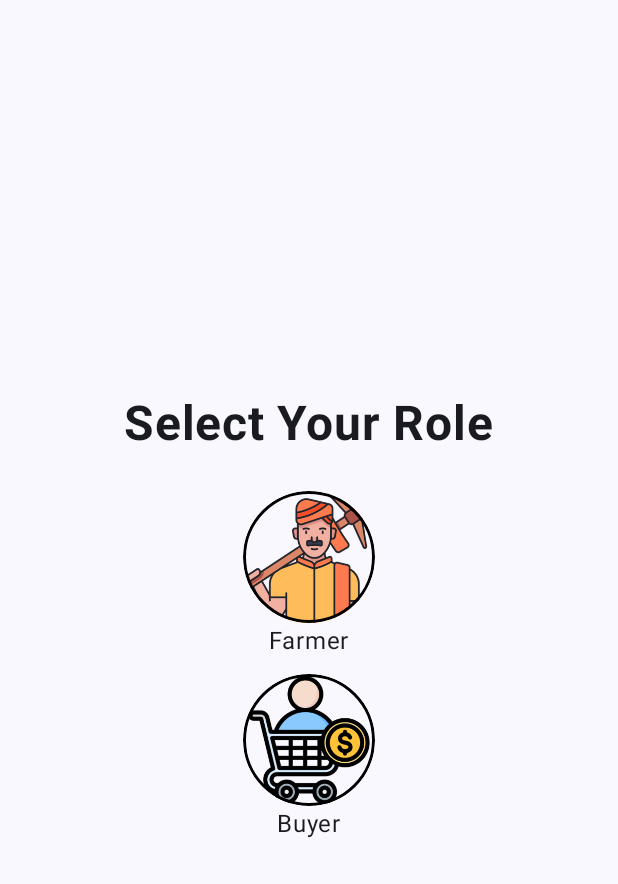
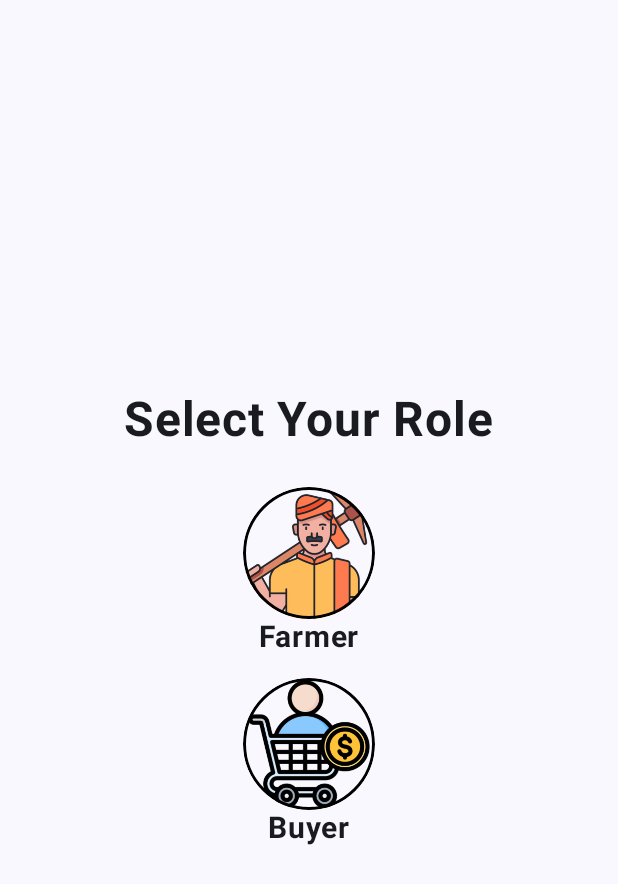
Before and after one commit to Gopal0Gupta/FarmLink, an Android app built with Jetpack Compose: the RoleScreen screen opened through its navigation route, on a phone screen of 412 x 824 dp. Shown: the top 884 px of the screen. Run offline under Robolectric (Android 15) with nearby library versions, the phone set to English and light mode, and no system bars; our stand-ins replace Firebase (no records; nobody signed in at launch, a user with empty details on screens opened directly), livedata-compose.

```diff
--- a/app/src/main/java/com/doraemon/farmlink/Screens/RoleScreen.kt
+++ b/app/src/main/java/com/doraemon/farmlink/Screens/RoleScreen.kt
@@ -1,6 +1,5 @@
 package com.doraemon.farmlink.Screens
 
-import android.media.Image
 import androidx.activity.ComponentActivity
 import androidx.activity.compose.BackHandler
 import androidx.compose.foundation.Image
@@ -11,14 +10,10 @@ import androidx.compose.foundation.layout.Column
 import androidx.compose.foundation.layout.Spacer
 import androidx.compose.foundation.layout.fillMaxSize
 import androidx.compose.foundation.layout.height
-import androidx.compose.foundation.layout.heightIn
 import androidx.compose.foundation.layout.size
 import androidx.compose.foundation.shape.CircleShape
 import androidx.compose.material3.Text
-import androidx.compose.material3.TextButton
 import androidx.compose.runtime.Composable
-import androidx.compose.runtime.LaunchedEffect
-import androidx.compose.runtime.livedata.observeAsState
 import androidx.compose.ui.Alignment
 import androidx.compose.ui.Modifier
 import androidx.compose.ui.draw.clip
@@ -26,12 +21,10 @@ import androidx.compose.ui.graphics.Color
 import androidx.compose.ui.layout.ContentScale
 import androidx.compose.ui.platform.LocalContext
 import androidx.compose.ui.res.painterResource
-import androidx.compose.ui.semantics.Role.Companion.Image
 import androidx.compose.ui.text.font.FontWeight
 import androidx.compose.ui.unit.dp
 import androidx.compose.ui.unit.sp
 import androidx.navigation.NavController
-import com.doraemon.farmlink.AuthState
 import com.doraemon.farmlink.R
 import com.doraemon.farmlink.authViewModel
 
@@ -65,7 +58,7 @@ fun RoleScreen(
             horizontalAlignment = Alignment.CenterHorizontally
         ) {
             Image(
-                painter = painterResource(R.drawable.img),
+                painter = painterResource(R.drawable.farmericon),
                 contentDescription = null,
                 contentScale = ContentScale.Crop,
                 modifier = Modifier
@@ -73,9 +66,13 @@ fun RoleScreen(
                     .clip(CircleShape)
                     .border(2.dp, Color.Black, CircleShape)
             )
-            Text( text = "Farmer")
+            Text(
+                text = "Farmer",
+                fontSize = 20.sp,
+                fontWeight = FontWeight.Bold
+            )
         }
-        Spacer(modifier.height(10.dp))
+        Spacer(modifier.height(15.dp))
         Column(
             modifier = Modifier.clickable {
                 authViewModel.saveUserRoleToFirestore(context,"buyer")
@@ -85,7 +82,7 @@ fun RoleScreen(
             horizontalAlignment = Alignment.CenterHorizontally
         ) {
             Image(
-                painter = painterResource(R.drawable.img_1),
+                painter = painterResource(R.drawable.buyericon),
                 contentDescription = null,
                 contentScale = ContentScale.Crop,
                 modifier = Modifier
@@ -93,7 +90,11 @@ fun RoleScreen(
                     .clip(CircleShape)
                     .border(2.dp, Color.Black, CircleShape)
             )
-            Text( text = "Buyer")
+            Text(
+                text = "Buyer",
+                fontSize = 20.sp,
+                fontWeight = FontWeight.Bold
+            )
         }
     }
 }
```
Also changed, not shown: app/src/main/res/drawable/buyericon.png (renamed from app/src/main/res/drawable/img_1.png), app/src/main/res/drawable/farmericon.png (renamed from app/src/main/res/drawable/img.png).
